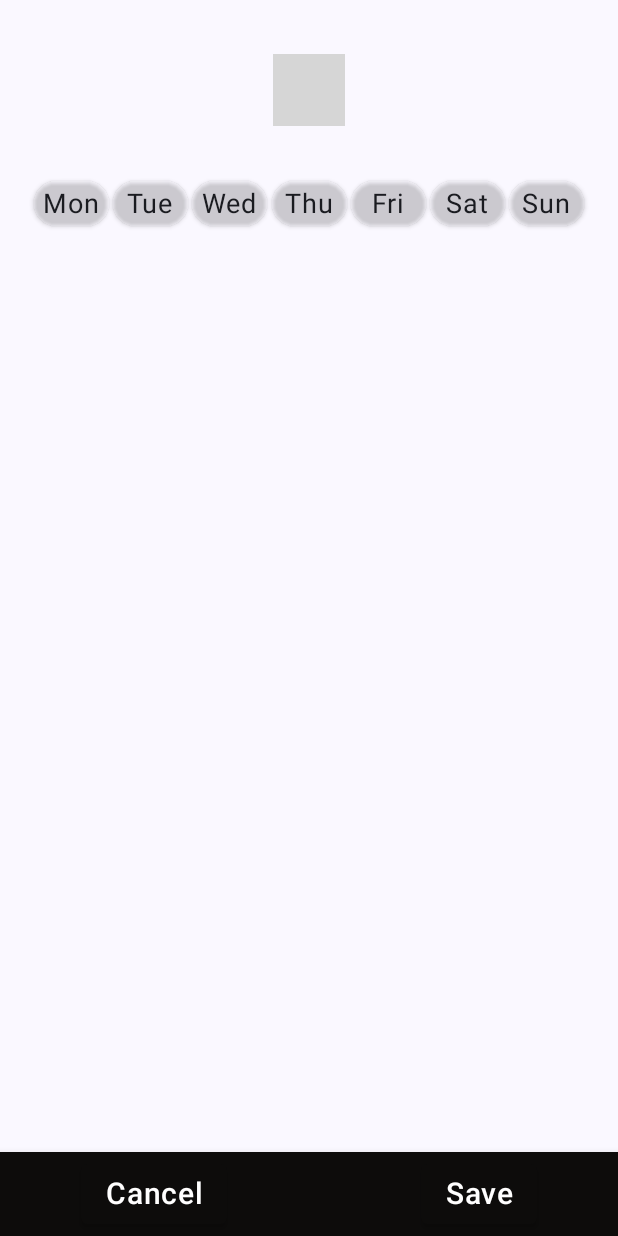
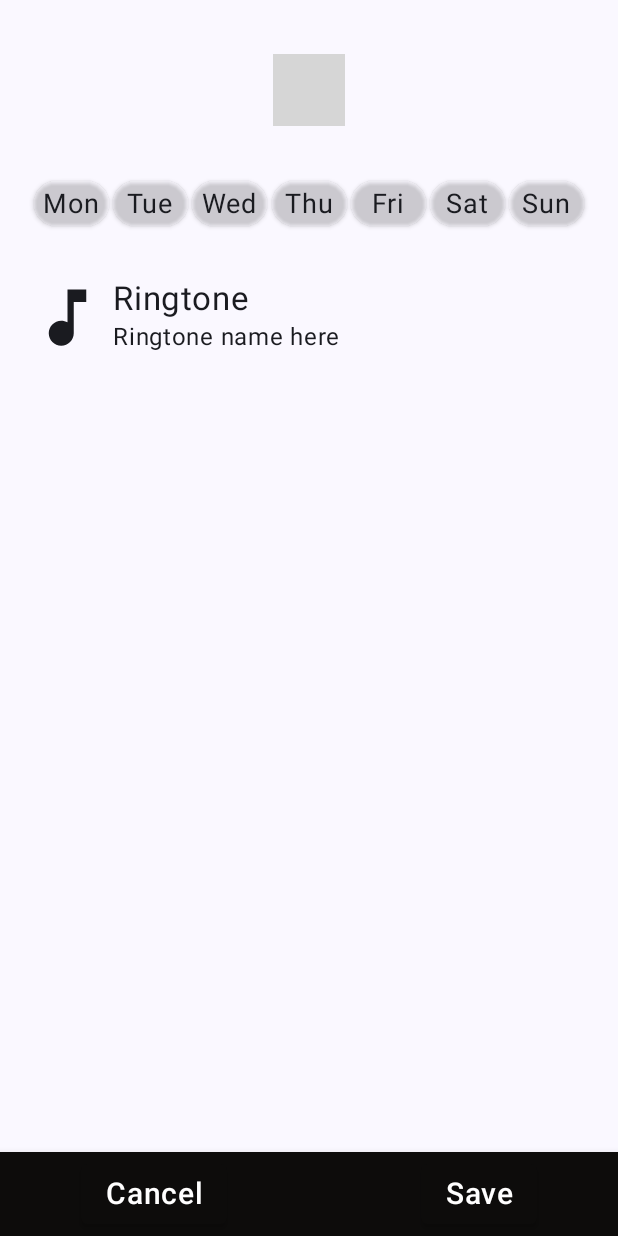
Before and after one commit to Numan52/GameClock, an Android app built with Jetpack Compose: the screen it shows after launch (MainActivity), after a tap on "add alarm", on a phone screen of 412 x 824 dp. Run offline under Robolectric (Android 15) with nearby library versions, the phone set to English and light mode, and no system bars; libraries missing offline, so code that uses them is left out: com.chargemap.compose; 3 statements that could not run were skipped; grey boxes are pictures that could not be loaded.

Commit message:
added Ringtone selection

```diff
--- a/app/src/main/java/com/example/gameclock/navigation/Navigation.kt
+++ b/app/src/main/java/com/example/gameclock/navigation/Navigation.kt
@@ -10,6 +10,7 @@ import androidx.navigation.navArgument
 import com.example.gameclock.ViewModels.AlarmViewModel
 import com.example.gameclock.screens.AlarmDetailsScreen
 import com.example.gameclock.screens.HomeScreen
+import com.example.gameclock.screens.RingtoneSelectionScreen
 
 
 @Composable
@@ -34,7 +35,15 @@ fun Navigation() {
                 alarmViewModel = alarmViewModel
             )
         }
-
+        composable(
+            route = Screen.RingtoneScreen.route,
+            arguments = listOf(navArgument(name = DETAIL_ARGUMENT_KEY) {type = NavType.StringType})
+        ) {backStackEntry ->
+            RingtoneSelectionScreen(
+                navController = navController,
+                alarmId = backStackEntry.arguments?.getString(DETAIL_ARGUMENT_KEY),
+                alarmViewModel = alarmViewModel)
+        }
 
     }
 }
--- a/app/src/main/java/com/example/gameclock/navigation/Screen.kt
+++ b/app/src/main/java/com/example/gameclock/navigation/Screen.kt
@@ -8,4 +8,9 @@ sealed class Screen(val route: String) {
             return this.route.replace(oldValue = "{$DETAIL_ARGUMENT_KEY}", newValue = id)
         }
     }
+    object RingtoneScreen : Screen("ringtoneSelection/{$DETAIL_ARGUMENT_KEY}") {
+        fun withId(id: String) : String {
+            return this.route.replace(oldValue = "{$DETAIL_ARGUMENT_KEY}", newValue = id)
+        }
+    }
 }
--- a/app/src/main/java/com/example/gameclock/screens/AlarmDetailsScreen.kt
+++ b/app/src/main/java/com/example/gameclock/screens/AlarmDetailsScreen.kt
@@ -1,4 +1,5 @@
 package com.example.gameclock.screens
+
 
 import android.annotation.SuppressLint
 import android.app.AlarmManager
@@ -7,25 +8,12 @@ import android.content.Context
 import android.content.Intent
 import android.util.Log
 import androidx.compose.foundation.BorderStroke
+import androidx.compose.foundation.clickable
 import androidx.compose.foundation.layout.Arrangement
 import androidx.compose.foundation.layout.Box
 import androidx.compose.foundation.layout.Column
-import androidx.compose.foundation.background
-import androidx.compose.foundation.border
-import androidx.compose.foundation.clickable
-import androidx.compose.foundation.layout.Box
 import androidx.compose.foundation.layout.PaddingValues
 import androidx.compose.foundation.layout.Row
-import androidx.compose.foundation.layout.fillMaxWidth
-import androidx.compose.foundation.layout.padding
-import androidx.compose.foundation.shape.CircleShape
-import androidx.compose.material3.Text
-import androidx.compose.runtime.mutableStateOf
-import androidx.compose.runtime.remember
-import androidx.compose.ui.graphics.Color
-import androidx.compose.ui.unit.dp
-import androidx.compose.ui.unit.sp
-
 import androidx.compose.foundation.layout.Spacer
 import androidx.compose.foundation.layout.fillMaxSize
 import androidx.compose.foundation.layout.fillMaxWidth
@@ -36,6 +24,7 @@ import androidx.compose.foundation.layout.width
 import androidx.compose.foundation.shape.RoundedCornerShape
 import androidx.compose.material.Button
 import androidx.compose.material.ButtonDefaults
+import androidx.compose.material3.Icon
 import androidx.compose.material3.MaterialTheme
 import androidx.compose.material3.Scaffold
 import androidx.compose.material3.Text
@@ -46,17 +35,21 @@ import androidx.compose.runtime.remember
 import androidx.compose.runtime.setValue
 import androidx.compose.ui.Alignment
 import androidx.compose.ui.Modifier
+import androidx.compose.ui.graphics.Color
+import androidx.compose.ui.res.painterResource
 import androidx.compose.ui.text.TextStyle
 import androidx.compose.ui.text.font.FontWeight
 import androidx.compose.ui.text.style.TextAlign
 import androidx.compose.ui.unit.dp
 import androidx.compose.ui.unit.sp
+import androidx.navigation.NavController
 import androidx.navigation.NavHostController
 import com.chargemap.compose.numberpicker.FullHours
 import com.chargemap.compose.numberpicker.Hours
 import com.chargemap.compose.numberpicker.HoursNumberPicker
 import com.example.gameclock.AlarmReceiver
 import com.example.gameclock.ViewModels.AlarmViewModel
+import com.example.gameclock.navigation.Screen
 import com.example.gameclock.widgets.SaveCancelBar
 import java.util.Calendar
 
@@ -98,8 +91,16 @@ fun SetAlarmScreen(
 
             Box(
                 modifier = Modifier
+
             ) {
-                DayPicker()
+                Column() {
+                    DayPicker()
+                    Spacer(modifier = Modifier.height(16.dp))
+                    if (alarmId != null) {
+                        AlarmTone(modifier = Modifier.padding(vertical = 20.dp), navController = navController, alarmId = alarmId)
+                    }
+                }
+
 
             }
         }
@@ -188,13 +189,23 @@ fun DayPicker() {
 }
 
 @Composable
-fun AlarmTone() {
+fun AlarmTone(modifier: Modifier = Modifier, navController: NavController, alarmId: String) {
     Row(
-        Modifier
+        modifier = modifier
             .fillMaxWidth()
+            .clickable { navController.navigate(Screen.RingtoneScreen.withId(alarmId)) }
+        ,
+        verticalAlignment = Alignment.CenterVertically
+    ) {
+        Icon(painter = painterResource(id = com.example.gameclock.R.drawable.baseline_music_note_24), contentDescription = "Music Icon")
+        Column(
+            modifier = Modifier
+                .padding(start = 5.dp)
 
-    ) {
-
+        ) {
+            Text(text = "Ringtone", fontSize = 22.sp)
+            Text(text = "Ringtone name here")
+        }
     }
 }
 
--- a/app/src/main/java/com/example/gameclock/screens/Homescreen.kt
+++ b/app/src/main/java/com/example/gameclock/screens/Homescreen.kt
@@ -25,6 +25,7 @@ import androidx.compose.ui.unit.sp
 import androidx.navigation.NavHostController
 import com.example.gameclock.ViewModels.AlarmViewModel
 import com.example.gameclock.navigation.Screen
+import com.example.gameclock.widgets.TopAppBar
 
 @SuppressLint("UnusedMaterial3ScaffoldPaddingParameter")
 @Composable
@@ -77,17 +78,3 @@ fun HomeScreen(navController: NavHostController, alarmViewModel: AlarmViewModel)
 fun AlarmsList() {
 
 }
-
-
-
-@OptIn(ExperimentalMaterial3Api::class)
-@Composable
-fun TopAppBar(title: String) {
-    CenterAlignedTopAppBar(
-        title = { Text(title) },
-        colors = TopAppBarDefaults.topAppBarColors(
-            containerColor = Color.Black,
-            titleContentColor = Color.White
-        ),
-    )
-}
--- a/app/src/main/java/com/example/gameclock/widgets/BottomBar.kt
+++ b/app/src/main/java/com/example/gameclock/widgets/AppBars.kt
@@ -7,7 +7,10 @@ import androidx.compose.foundation.layout.padding
 import androidx.compose.material.BottomAppBar
 import androidx.compose.material.Button
 import androidx.compose.material.ButtonDefaults
+import androidx.compose.material3.CenterAlignedTopAppBar
+import androidx.compose.material3.ExperimentalMaterial3Api
 import androidx.compose.material3.Text
+import androidx.compose.material3.TopAppBarDefaults
 import androidx.compose.runtime.Composable
 import androidx.compose.ui.Alignment
 import androidx.compose.ui.Modifier
@@ -61,3 +64,19 @@ fun SaveCancelButton(text: String, onClick: () -> Unit) {
         )
     }
 }
+
+@OptIn(ExperimentalMaterial3Api::class)
+@Composable
+fun TopAppBar(
+    title: String,
+    navigationIcons: @Composable () -> Unit = {},
+) {
+    CenterAlignedTopAppBar(
+        title = { Text(title) },
+        colors = TopAppBarDefaults.topAppBarColors(
+            containerColor = Color.Black,
+            titleContentColor = Color.White
+        ),
+        navigationIcon = navigationIcons
+    )
+}
--- /dev/null
+++ b/app/src/main/res/drawable/baseline_music_note_24.xml
@@ -0,0 +1,5 @@
+<vector android:height="50dp" android:tint="#6600D9"
+    android:viewportHeight="24" android:viewportWidth="24"
+    android:width="50dp" xmlns:android="http://schemas.android.com/apk/res/android">
+    <path android:fillColor="@android:color/white" android:pathData="M12,3v10.55c-0.59,-0.34 -1.27,-0.55 -2,-0.55 -2.21,0 -4,1.79 -4,4s1.79,4 4,4 4,-1.79 4,-4V7h4V3h-6z"/>
+</vector>
```
Also changed, not shown: app/src/main/java/com/example/gameclock/screens/RingtoneSelectionScreen.kt (added, +145 -0 lines), 7 other files.
